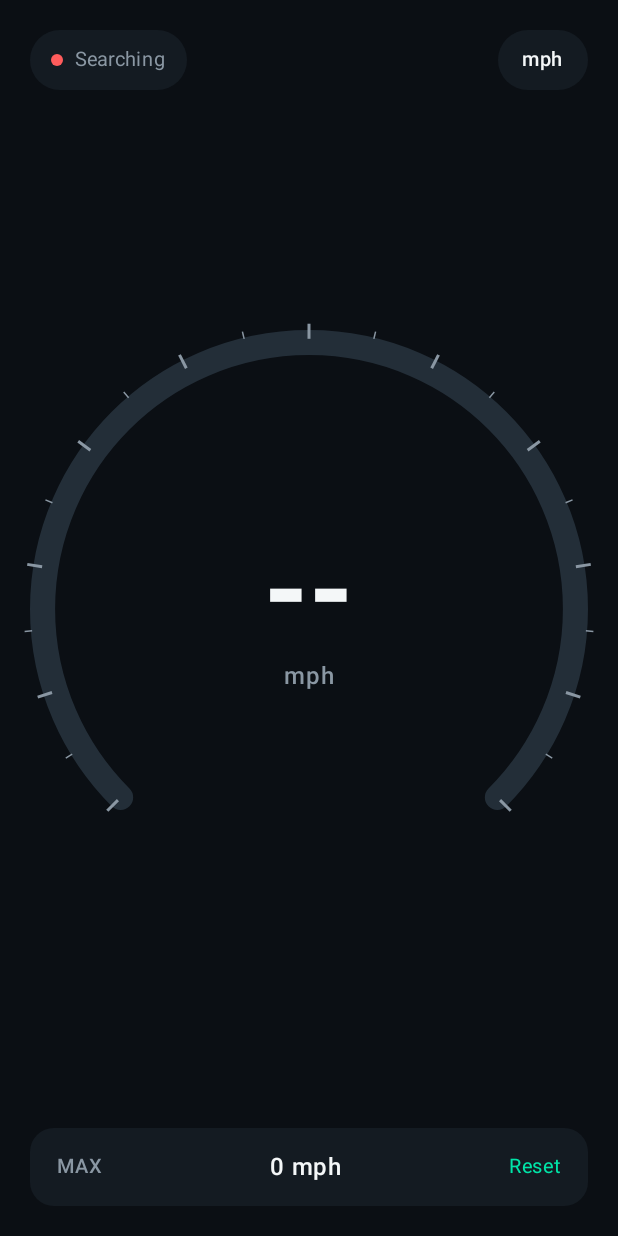
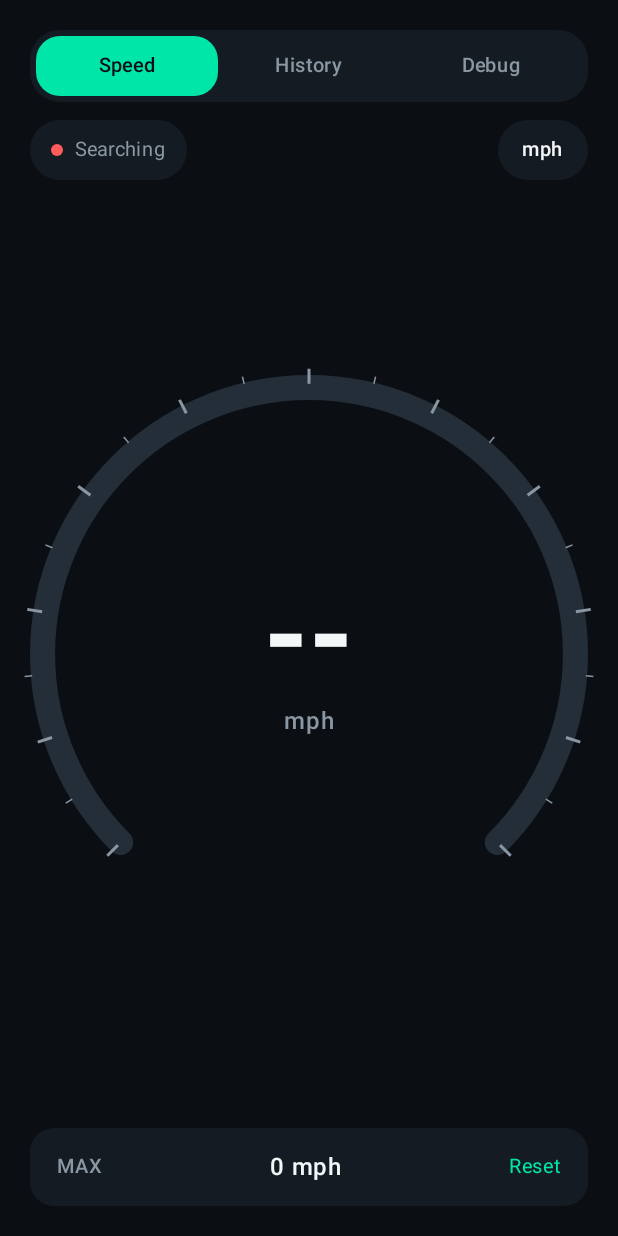
Before and after one commit to harisaayub/flip7, an Android app built with Jetpack Compose: the screen it shows after launch (MainActivity), on a phone screen of 412 x 824 dp. Run offline under Robolectric (Android 15) with nearby library versions, the phone set to English and light mode, and no system bars.

Commit message:
Add debug diagnostics tab and distance/speed/accel history charts
- Fix the offset launcher icon: the gauge arc was centered at (54,72)
  instead of the viewport's true center (54,54).
- SpeedTracker now tracks cumulative distance, per-fix diagnostics
  (provider, speed-accuracy, bearing, altitude, raw lat/lon, fix
  count, last-fix timestamp), and a bounded speed/distance/accel
  history; it also surfaces provider-unavailable and permission
  errors instead of silently doing nothing, and requests updates on a
  time interval rather than a movement threshold so it keeps reporting
  while stationary.
- New Debug tab (DebugPanel) surfaces all of that raw state, so "it's
  not working" has somewhere to start: is the provider enabled, is the
  permission actually granted, is the fix count moving at all.
- New History tab with three line charts (custom LineChart composable
  on Canvas, no new dependency) for distance, speed, and acceleration
  over the session, plus a reset button.
- MainActivity now hosts a small top-level tab row (Speed/History/
  Debug) via the new AppTabs; SpeedometerScreen no longer owns the
  screen's outer background/padding since that's now shared scaffold.

Co-Authored-By: Claude Sonnet 5 <noreply@anthropic.com>
Claude-Session: https://claude.ai/code/session_01BU1qwMv7viSaBmVzTU4XF9

```diff
--- a/android-speedometer/app/src/main/java/com/speedo/gauge/MainActivity.kt
+++ b/android-speedometer/app/src/main/java/com/speedo/gauge/MainActivity.kt
@@ -30,8 +30,13 @@ import androidx.compose.ui.text.font.FontWeight
 import androidx.compose.ui.text.style.TextAlign
 import androidx.compose.ui.unit.dp
 import androidx.compose.ui.unit.sp
+import androidx.compose.foundation.layout.systemBarsPadding
 import androidx.core.content.ContextCompat
 import androidx.lifecycle.compose.collectAsStateWithLifecycle
+import com.speedo.gauge.ui.AppTab
+import com.speedo.gauge.ui.AppTabRow
+import com.speedo.gauge.ui.DebugPanel
+import com.speedo.gauge.ui.HistoryScreen
 import com.speedo.gauge.ui.SpeedometerScreen
 import com.speedo.gauge.ui.theme.Accent
 import com.speedo.gauge.ui.theme.Background
@@ -81,12 +86,15 @@ private fun AppRoot(speedTracker: SpeedTracker, unitsStore: UnitsStore) {
     }
 
     val speedState by speedTracker.state.collectAsStateWithLifecycle()
+    val history by speedTracker.history.collectAsStateWithLifecycle()
     val unit by unitsStore.unitFlow.collectAsStateWithLifecycle(initialValue = SpeedUnit.MPH)
 
     var maxSpeedMps by remember { mutableFloatStateOf(0f) }
     if (speedState.speedMps > maxSpeedMps) {
         maxSpeedMps = speedState.speedMps
     }
+
+    var selectedTab by remember { mutableStateOf(AppTab.SPEED) }
 
     DisposableEffect(lifecycleOwner, permissionGranted) {
         val observer = androidx.lifecycle.LifecycleEventObserver { _, event ->
@@ -102,7 +110,18 @@ private fun AppRoot(speedTracker: SpeedTracker, unitsStore: UnitsStore) {
     }
 
     if (permissionGranted) {
-        SpeedometerScreen(
+        Column(
+            modifier = Modifier
+                .fillMaxSize()
+                .background(Background)
+                .systemBarsPadding()
+                .padding(20.dp),
+        ) {
+            AppTabRow(selected = selectedTab, onSelect = { selectedTab = it })
+            androidx.compose.foundation.layout.Spacer(modifier = Modifier.height(12.dp))
+            Box(modifier = Modifier.weight(1f)) {
+                when (selectedTab) {
+                    AppTab.SPEED -> SpeedometerScreen(
                         speedMps = speedState.speedMps,
                         hasFix = speedState.hasFix,
                         accuracyMeters = speedState.accuracyMeters,
@@ -115,6 +134,21 @@ private fun AppRoot(speedTracker: SpeedTracker, unitsStore: UnitsStore) {
                         },
                         onResetMax = { maxSpeedMps = 0f },
                     )
+                    AppTab.HISTORY -> HistoryScreen(
+                        samples = history,
+                        unit = unit,
+                        onResetSession = {
+                            speedTracker.resetSession()
+                            maxSpeedMps = 0f
+                        },
+                    )
+                    AppTab.DEBUG -> DebugPanel(
+                        state = speedState,
+                        locationPermissionGranted = permissionGranted,
+                    )
+                }
+            }
+        }
     } else {
         LocationPermissionScreen(
             onRequestPermission = {
--- a/android-speedometer/app/src/main/java/com/speedo/gauge/SpeedUnit.kt
+++ b/android-speedometer/app/src/main/java/com/speedo/gauge/SpeedUnit.kt
@@ -4,9 +4,17 @@ package com.speedo.gauge
  * mps-to-unit multiplier and the analog gauge's full-scale value in that unit.
  * maxScale is chosen so the arc rarely pins at typical road speeds.
  */
-enum class SpeedUnit(val label: String, val fromMps: Float, val maxScale: Float) {
-    MPH(label = "mph", fromMps = 2.236936f, maxScale = 140f),
-    KMH(label = "km/h", fromMps = 3.6f, maxScale = 220f);
+enum class SpeedUnit(
+    val label: String,
+    val fromMps: Float,
+    val maxScale: Float,
+    val distanceLabel: String,
+    val fromMeters: Double,
+) {
+    MPH(label = "mph", fromMps = 2.236936f, maxScale = 140f, distanceLabel = "mi", fromMeters = 1.0 / 1609.344),
+    KMH(label = "km/h", fromMps = 3.6f, maxScale = 220f, distanceLabel = "km", fromMeters = 1.0 / 1000.0);
 
     fun convert(speedMps: Float): Float = speedMps * fromMps
+
+    fun convertDistance(distanceMeters: Double): Double = distanceMeters * fromMeters
 }
--- /dev/null
+++ b/android-speedometer/app/src/main/java/com/speedo/gauge/ui/AppTabs.kt
@@ -0,0 +1,59 @@
+package com.speedo.gauge.ui
+
+import androidx.compose.foundation.background
+import androidx.compose.foundation.clickable
+import androidx.compose.foundation.layout.Box
+import androidx.compose.foundation.layout.Row
+import androidx.compose.foundation.layout.fillMaxWidth
+import androidx.compose.foundation.layout.padding
+import androidx.compose.foundation.shape.RoundedCornerShape
+import androidx.compose.material3.Text
+import androidx.compose.runtime.Composable
+import androidx.compose.ui.Alignment
+import androidx.compose.ui.Modifier
+import androidx.compose.ui.draw.clip
+import androidx.compose.ui.graphics.Color
+import androidx.compose.ui.text.font.FontWeight
+import androidx.compose.ui.unit.dp
+import androidx.compose.ui.unit.sp
+import com.speedo.gauge.ui.theme.Accent
+import com.speedo.gauge.ui.theme.Background
+import com.speedo.gauge.ui.theme.Surface
+import com.speedo.gauge.ui.theme.TextSecondary
+
+enum class AppTab(val label: String) {
+    SPEED("Speed"),
+    HISTORY("History"),
+    DEBUG("Debug"),
+}
+
+@Composable
+fun AppTabRow(selected: AppTab, onSelect: (AppTab) -> Unit, modifier: Modifier = Modifier) {
+    Row(
+        modifier = modifier
+            .fillMaxWidth()
+            .clip(RoundedCornerShape(20.dp))
+            .background(Surface)
+            .padding(4.dp),
+    ) {
+        AppTab.entries.forEach { tab ->
+            val isSelected = tab == selected
+            Box(
+                modifier = Modifier
+                    .weight(1f)
+                    .clip(RoundedCornerShape(16.dp))
+                    .background(if (isSelected) Accent else Color.Transparent)
+                    .clickable { onSelect(tab) }
+                    .padding(vertical = 8.dp),
+                contentAlignment = Alignment.Center,
+            ) {
+                Text(
+                    text = tab.label,
+                    color = if (isSelected) Background else TextSecondary,
+                    fontSize = 13.sp,
+                    fontWeight = FontWeight.SemiBold,
+                )
+            }
+        }
+    }
+}
--- a/android-speedometer/app/src/main/java/com/speedo/gauge/ui/SpeedometerScreen.kt
+++ b/android-speedometer/app/src/main/java/com/speedo/gauge/ui/SpeedometerScreen.kt
@@ -14,7 +14,6 @@ import androidx.compose.foundation.layout.fillMaxWidth
 import androidx.compose.foundation.layout.height
 import androidx.compose.foundation.layout.padding
 import androidx.compose.foundation.layout.size
-import androidx.compose.foundation.layout.systemBarsPadding
 import androidx.compose.foundation.layout.width
 import androidx.compose.foundation.shape.CircleShape
 import androidx.compose.foundation.shape.RoundedCornerShape
@@ -32,7 +31,6 @@ import com.speedo.gauge.SpeedUnit
 import com.speedo.gauge.ui.theme.Accent
 import com.speedo.gauge.ui.theme.AccentDanger
 import com.speedo.gauge.ui.theme.AccentWarn
-import com.speedo.gauge.ui.theme.Background
 import com.speedo.gauge.ui.theme.Surface
 import com.speedo.gauge.ui.theme.TextPrimary
 import com.speedo.gauge.ui.theme.TextSecondary
@@ -48,6 +46,7 @@ fun SpeedometerScreen(
     maxSpeedInUnit: Float,
     onToggleUnit: () -> Unit,
     onResetMax: () -> Unit,
+    modifier: Modifier = Modifier,
 ) {
     val displaySpeed = unit.convert(speedMps)
     val animatedSpeed by animateFloatAsState(
@@ -56,14 +55,7 @@ fun SpeedometerScreen(
         label = "speed",
     )
 
-    Box(
-        modifier = Modifier
-            .fillMaxSize()
-            .background(Background)
-            .systemBarsPadding()
-            .padding(20.dp),
-    ) {
-        Column(modifier = Modifier.fillMaxSize()) {
+    Column(modifier = modifier.fillMaxSize()) {
         TopStatusRow(
             hasFix = hasFix,
             accuracyMeters = accuracyMeters,
@@ -91,7 +83,6 @@ fun SpeedometerScreen(
         Spacer(modifier = Modifier.height(12.dp))
 
         MaxSpeedRow(maxSpeed = maxSpeedInUnit, unitLabel = unit.label, onResetMax = onResetMax)
-        }
     }
 }
 
--- a/android-speedometer/app/src/main/res/drawable/ic_launcher_foreground.xml
+++ b/android-speedometer/app/src/main/res/drawable/ic_launcher_foreground.xml
@@ -7,16 +7,16 @@
         android:strokeColor="#2A3A46"
         android:strokeWidth="6"
         android:strokeLineCap="round"
-        android:pathData="M26,72 A28,28 0 1 1 82,72" />
+        android:pathData="M28,54 A26,26 0 1 1 80,54 A26,26 0 1 1 28,54" />
     <path
         android:strokeColor="#00E5A8"
         android:strokeWidth="6"
         android:strokeLineCap="round"
-        android:pathData="M26,72 A28,28 0 0 1 54,44" />
+        android:pathData="M28,54 A26,26 0 0 1 54,28" />
     <path
         android:fillColor="#FF6B4A"
         android:pathData="M54,54 L74,40 L58,62 Z" />
     <path
         android:fillColor="#F4F7F8"
-        android:pathData="M54,50 m-6,0 a6,6 0 1,0 12,0 a6,6 0 1,0 -12,0" />
+        android:pathData="M54,54 m-6,0 a6,6 0 1,0 12,0 a6,6 0 1,0 -12,0" />
 </vector>
```
Also changed, not shown: android-speedometer/app/src/main/java/com/speedo/gauge/SpeedTracker.kt (+97 -12 lines), android-speedometer/app/src/main/java/com/speedo/gauge/TelemetrySample.kt (added, +9 -0 lines), android-speedometer/app/src/main/java/com/speedo/gauge/ui/DebugPanel.kt (added, +114 -0 lines), android-speedometer/app/src/main/java/com/speedo/gauge/ui/HistoryScreen.kt (added, +143 -0 lines), android-speedometer/app/src/main/java/com/speedo/gauge/ui/LineChart.kt (added, +44 -0 lines), 1 other file. Lines whose indentation alone changed are shown as unchanged.
